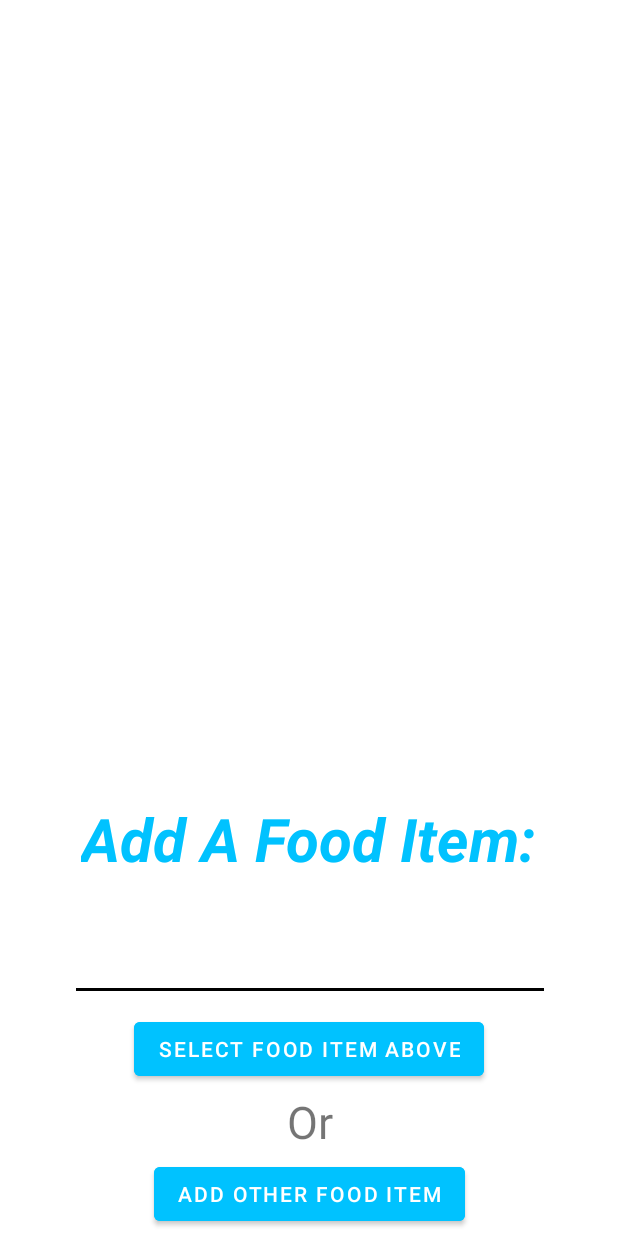
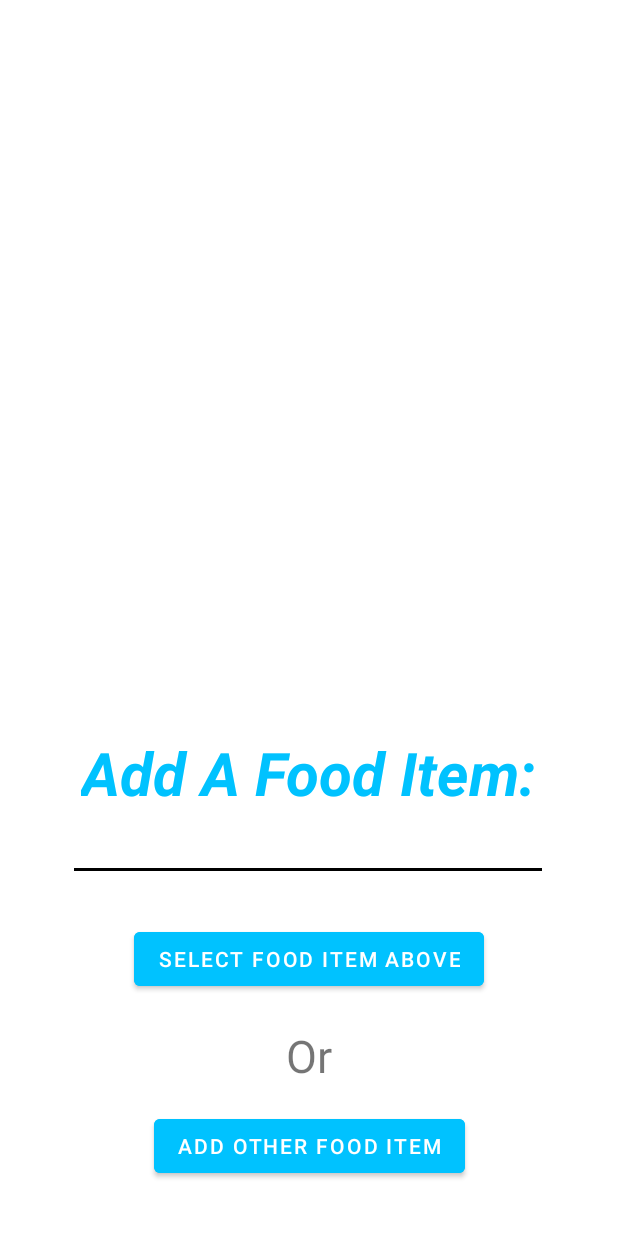
Before and after one commit to ErikHillard/HealthApp, an Android app: the layout fragment_consumption.xml on its own in the app's theme, with its tools: preview values and no code run, on a phone screen of 412 x 824 dp. Run offline under Robolectric (Android 15) with nearby library versions, the phone set to English and light mode, and no system bars.

Commit message:
Consump changes (#11)
* Changed the primary colors as well as edited the bottom nav baa bit

* Changed the colors again

* Json Interaction Class

* Updated to store food data

* Not totally done but progress made in adaptive recommendations

* Bug fix

* Food recommendations working fully for now

* merge new

* addFoodToDay increases amount instead of replacing

* add to json shell

* Food/Exercise arrays resize if new day added

* merge conflicts

* missing brace

* minor changes

* progress bars working

* we have a graph

* made chart better

* safeguard

* minor changes

Co-authored-by: Chris Desrochers <cdesro22@umd.edu>
Co-authored-by: PlasmaArrows <tangm2012@gmail.com>

```diff
--- a/app/src/main/java/com/example/healthapp/ConsumptionFragment.java
+++ b/app/src/main/java/com/example/healthapp/ConsumptionFragment.java
@@ -67,7 +67,8 @@ public class ConsumptionFragment extends Fragment {
     }
 
     @Override
-    public View onCreateView(LayoutInflater inflater, ViewGroup container, Bundle savedInstanceState) {
+    public View onCreateView(LayoutInflater inflater, ViewGroup container,
+                             Bundle savedInstanceState) {
         // Inflate the layout for this fragment
         view = inflater.inflate(R.layout.fragment_consumption, container, false);
 
@@ -155,6 +156,7 @@ public class ConsumptionFragment extends Fragment {
                 dialog.dismiss();
             }
         });
+
 
         dialogBuilder.setView(addExistingFoodView);
         dialog = dialogBuilder.create();
--- a/app/src/main/res/layout/fragment_consumption.xml
+++ b/app/src/main/res/layout/fragment_consumption.xml
@@ -18,27 +18,27 @@
         app:layout_constraintEnd_toEndOf="parent"
         app:layout_constraintStart_toStartOf="parent"
         app:layout_constraintTop_toTopOf="parent"
-        app:layout_constraintVertical_bias="0.937" />
+        app:layout_constraintVertical_bias="1.0" />
 
     <AutoCompleteTextView
         android:id="@+id/addFoodItem"
         android:layout_width="wrap_content"
         android:layout_height="wrap_content"
-        android:layout_marginBottom="8dp"
+        android:layout_marginBottom="28dp"
         android:ems="15"
         android:text=""
         android:textAlignment="center"
         android:textColor="@color/colorAccent"
         app:layout_constraintBottom_toTopOf="@+id/addExistingFoodItem"
         app:layout_constraintEnd_toEndOf="parent"
-        app:layout_constraintHorizontal_bias="0.507"
+        app:layout_constraintHorizontal_bias="0.494"
         app:layout_constraintStart_toStartOf="parent" />
 
     <Button
         android:id="@+id/addExistingFoodItem"
         android:layout_width="wrap_content"
         android:layout_height="wrap_content"
-        android:layout_marginBottom="4dp"
+        android:layout_marginBottom="20dp"
         android:backgroundTint="@color/colorPrimary"
         android:text="Select Food Item Above"
         app:layout_constraintBottom_toTopOf="@+id/textView9"
@@ -49,25 +49,23 @@
         android:id="@+id/addOtherFoodItem"
         android:layout_width="wrap_content"
         android:layout_height="wrap_content"
-        android:layout_marginBottom="4dp"
+        android:layout_marginBottom="36dp"
         android:backgroundTint="@color/colorPrimary"
         android:text="Add Other Food Item"
         app:layout_constraintBottom_toBottomOf="parent"
         app:layout_constraintEnd_toEndOf="parent"
-        app:layout_constraintHorizontal_bias="0.502"
         app:layout_constraintStart_toStartOf="parent" />
 
     <TextView
         android:id="@+id/textView9"
         android:layout_width="wrap_content"
         android:layout_height="wrap_content"
-        android:layout_marginBottom="4dp"
+        android:layout_marginBottom="16dp"
         android:text="Or"
         android:textAlignment="center"
         android:textSize="30dp"
         app:layout_constraintBottom_toTopOf="@+id/addOtherFoodItem"
         app:layout_constraintEnd_toEndOf="parent"
-        app:layout_constraintHorizontal_bias="0.501"
         app:layout_constraintStart_toStartOf="parent" />
 
 
```
Also changed, not shown: app/src/main/java/com/example/healthapp/ConsumptionHomeFragment.java (+30 -18 lines), app/src/main/java/com/example/healthapp/CustomJson.java (+7 -6 lines), app/src/main/res/layout/consumption_graph.xml (+13 -2 lines).
